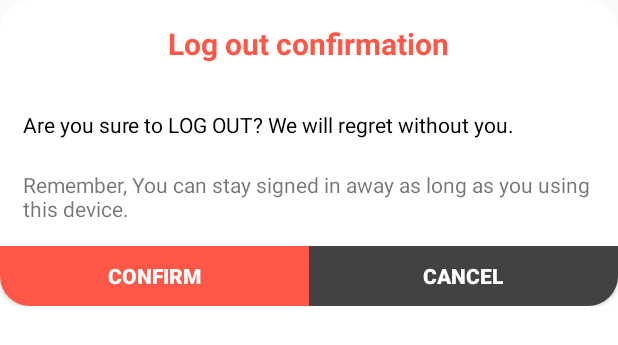
After one commit to Jaylers/bike-squad-app, an Android app: the layout custom_dialog_sign_out_message.xml on its own in the app's theme, with its tools: preview values and no code run, on a phone screen of 412 x 824 dp. The commit adds this screen. Shown: the top 345 px of the screen. Run offline under Robolectric (Android 15) with nearby library versions, the phone set to English and light mode, and no system bars.

Commit message:
remodel of bossiness activity to log out by dialog message to confirm instead of log out on now

```diff
--- /dev/null
+++ b/app/src/main/res/drawable/button_bottom_left_round_red.xml
@@ -0,0 +1,13 @@
+<?xml version="1.0" encoding="utf-8"?>
+<shape xmlns:android="http://schemas.android.com/apk/res/android" android:shape="rectangle" >
+    <padding
+        android:left="0dp"
+        android:top="0dp"
+        android:right="0dp"
+        android:bottom="0dp" />
+    <corners android:radius="1dp"
+        android:bottomRightRadius="0dp" android:bottomLeftRadius="20dp"
+        android:topLeftRadius="0dp" android:topRightRadius="0dp"/>
+    <solid
+        android:color="@color/color_pastel_red"/>
+</shape>
--- /dev/null
+++ b/app/src/main/res/layout/custom_dialog_sign_out_message.xml
@@ -0,0 +1,77 @@
+<?xml version="1.0" encoding="utf-8"?>
+<RelativeLayout xmlns:android="http://schemas.android.com/apk/res/android"
+    android:layout_width="match_parent"
+    android:layout_height="match_parent"
+    style="@style/dialog_base_style"
+    android:orientation="vertical" >
+
+    <LinearLayout
+        android:layout_width="match_parent"
+        android:layout_height="wrap_content"
+        android:gravity="center"
+        android:orientation="vertical">
+        <TextView
+            android:id="@+id/txt_message_title"
+            android:layout_width="wrap_content"
+            android:layout_height="wrap_content"
+            android:layout_gravity="center"
+            android:layout_margin="@dimen/content_margin"
+            android:padding="@dimen/content_padding"
+            android:text="@string/sign_out_message_title"
+            android:textStyle="bold"
+            android:textSize="20sp"
+            android:textColor="@color/color_pastel_red" />
+
+        <TextView
+            android:id="@+id/txt_message_confirm"
+            android:layout_width="match_parent"
+            android:layout_height="wrap_content"
+            android:layout_margin="@dimen/content_margin"
+            android:padding="@dimen/content_padding"
+            android:textColor="@android:color/black"
+            android:text="@string/sign_out_message_crying"/>
+
+
+        <TextView
+            android:id="@+id/txt_message"
+            android:layout_width="wrap_content"
+            android:layout_height="wrap_content"
+            android:layout_gravity="center"
+            android:layout_marginStart="@dimen/content_margin"
+            android:layout_marginEnd="@dimen/content_margin"
+            android:layout_marginBottom="@dimen/content_margin"
+            android:padding="@dimen/content_padding"
+            android:text="@string/sign_out_message_tip" />
+
+        <LinearLayout
+            android:layout_width="match_parent"
+            android:layout_height="40dp"
+            android:layout_gravity="center"
+            style="@style/dialog_base_style"
+            android:orientation="horizontal">
+
+            <Button
+                android:id="@+id/btn_ok"
+                android:layout_width="match_parent"
+                android:layout_height="match_parent"
+                android:background="@drawable/button_bottom_left_round_red"
+                android:clickable="true"
+                android:text="@string/app_message_confirm"
+                android:textColor="@color/color_white"
+                android:layout_weight="1"
+                android:textStyle="bold" />
+
+            <Button
+                android:id="@+id/btn_no"
+                android:layout_width="match_parent"
+                android:layout_height="match_parent"
+                android:background="@drawable/button_bottom_right_round"
+                android:clickable="true"
+                android:layout_weight="1"
+                android:text="@string/app_message_cancel"
+                android:textColor="@color/color_white"
+                android:textStyle="bold" />
+        </LinearLayout>
+    </LinearLayout>
+
+</RelativeLayout>
--- a/app/src/main/res/values/strings.xml
+++ b/app/src/main/res/values/strings.xml
@@ -102,4 +102,10 @@
     <string name="profile_message_cry_of_delete">We are very sad that for your decision to leave us.
         However, you can always come back to restart with us.</string>
 
+    //Log out
+    <string name="sign_out_message_title">Log out confirmation</string>
+    <string name="sign_out_message_tip">Remember, You can stay signed in away as long as you using this device.</string>
+    <string name="sign_out_message_crying">Are you sure to LOG OUT? We will regret without you.</string>
+    <string name="sign_out_message_ask_back">Please back. We will waiting for you.</string>
+
 </resources>
```
Also changed, not shown: app/src/main/java/com/jaylerrs/bikesquad/users/ProfileActivity.java (+33 -1 lines), app/src/main/java/com/jaylerrs/bikesquad/utility/dialog/DialogLogOutConfirm.java (added, +59 -0 lines).
